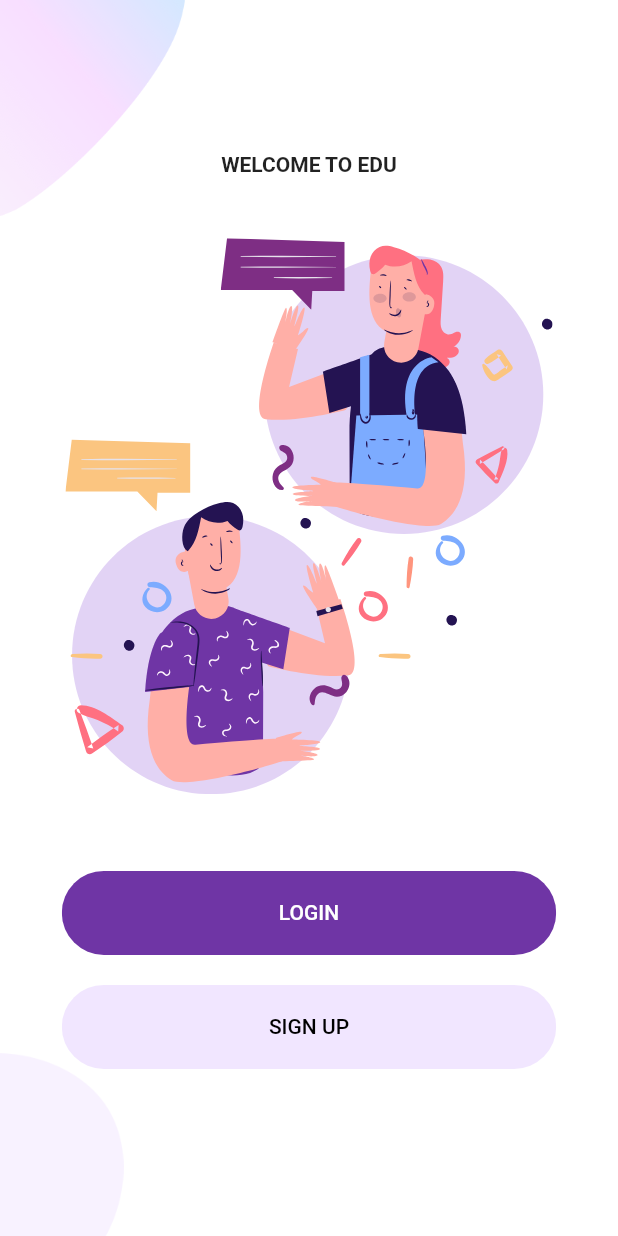
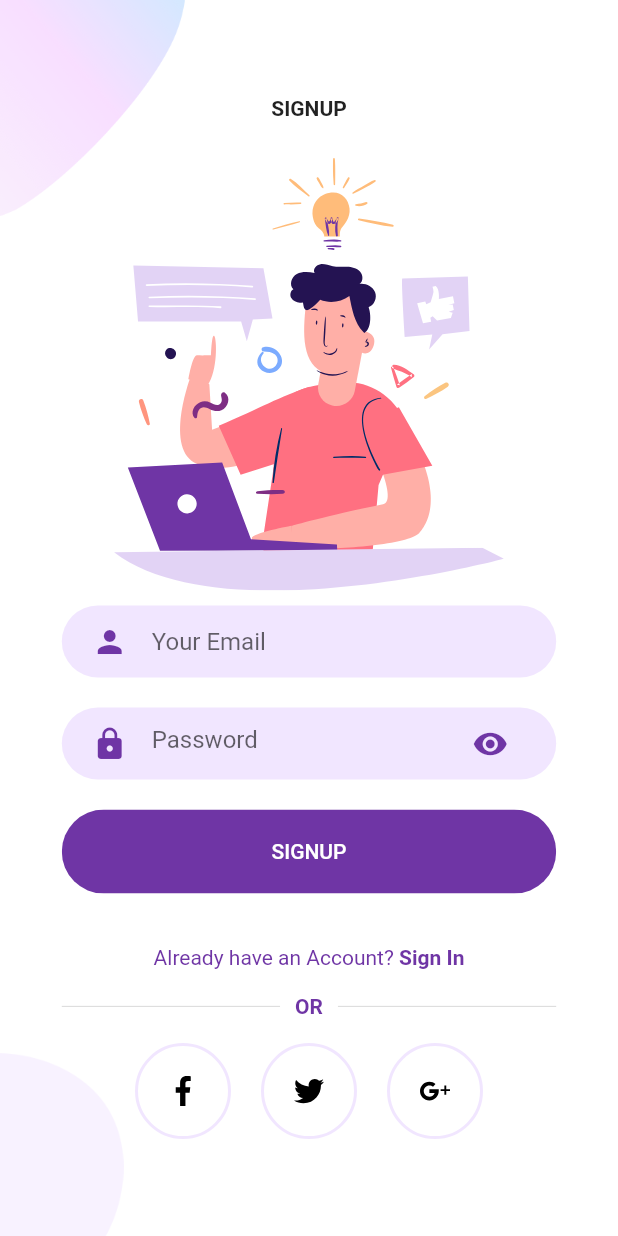
Before and after one commit to devpedrohro/FlutterPurpleLoginUI, a Flutter app: the screen it shows after launch, after a tap on "SIGN UP", on a phone screen of 412 x 824 dp. Run offline on Flutter 3.47's test engine with Material 2 defaults, Android fonts, the phone set to English and light mode, and no system bars; our stand-ins replace flutter_svg.

Commit message:
Finished SignUp Screen

```diff
--- a/lib/components/already_have_an_account_acheck.dart
+++ b/lib/components/already_have_an_account_acheck.dart
@@ -13,7 +13,7 @@ class AlreadyHaveAnAccountCheck extends StatelessWidget {
       mainAxisAlignment: MainAxisAlignment.center,
       children: [
         Text(
-          login ? "Don't have an Account ?" : "Already have an Account ?",
+          login ? "Don't have an Account? " : "Already have an Account? ",
           style: TextStyle(color: kPrimaryColor),
         ),
         GestureDetector(
--- a/lib/components/text_field_container.dart
+++ b/lib/components/text_field_container.dart
@@ -14,7 +14,7 @@ class TextFieldContainer extends StatelessWidget {
       padding: EdgeInsets.symmetric(horizontal: 20),
       width: size.width * 0.8,
       decoration: BoxDecoration(
-          color: kPrimaryColor, borderRadius: BorderRadius.circular(29)),
+          color: kPrimaryLightColor, borderRadius: BorderRadius.circular(29)),
       child: child,
     );
   }
--- /dev/null
+++ b/lib/screens/signup/components/background.dart
@@ -0,0 +1,36 @@
+import 'package:flutter/material.dart';
+
+class Background extends StatelessWidget {
+  final Widget child;
+
+  const Background({Key key, @required this.child}) : super(key: key);
+
+  @override
+  Widget build(BuildContext context) {
+    Size size = MediaQuery.of(context).size;
+    return Container(
+      height: size.height,
+      width: double.infinity,
+      child: Stack(
+        alignment: Alignment.center,
+        children: [
+          Positioned(
+              top: 0,
+              left: 0,
+              child: Image.asset(
+                "assets/images/signup_top.png",
+                width: size.width * 0.35,
+              )),
+          Positioned(
+              bottom: 0,
+              left: 0,
+              child: Image.asset(
+                "assets/images/main_bottom.png",
+                width: size.width * 0.25,
+              )),
+          child
+        ],
+      ),
+    );
+  }
+}
--- /dev/null
+++ b/lib/screens/signup/components/body.dart
@@ -0,0 +1,72 @@
+import 'package:flutter/material.dart';
+import 'package:flutter_svg/svg.dart';
+import 'package:login_ui/components/already_have_an_account_acheck.dart';
+import 'package:login_ui/components/rounded_button.dart';
+import 'package:login_ui/components/rounded_input_field.dart';
+import 'package:login_ui/components/rounded_password_field.dart';
+import 'package:login_ui/screens/signup/components/or_divider.dart';
+import 'package:login_ui/screens/signup/components/social_icon.dart';
+import 'package:login_ui/screens/welcome/components/background.dart';
+
+class Body extends StatelessWidget {
+  @override
+  Widget build(BuildContext context) {
+    Size size = MediaQuery.of(context).size;
+    return Background(
+      child: SingleChildScrollView(
+        child: Column(
+          mainAxisAlignment: MainAxisAlignment.center,
+          children: [
+            Text(
+              "SIGNUP",
+              style: TextStyle(fontWeight: FontWeight.bold),
+            ),
+            SizedBox(
+              height: size.height * 0.03,
+            ),
+            SvgPicture.asset(
+              "assets/icons/signup.svg",
+              height: size.height * 0.35,
+            ),
+            RoundedInputField(
+              hintText: "Your Email",
+              onChanged: (value) {},
+            ),
+            RoundedPasswordField(
+              onChaged: (value) {},
+            ),
+            RoundedButton(
+              text: "SIGNUP",
+              press: () {},
+            ),
+            SizedBox(
+              height: size.height * 0.03,
+            ),
+            AlreadyHaveAnAccountCheck(
+              login: false,
+              press: () {},
+            ),
+            OrDivider(),
+            Row(
+              mainAxisAlignment: MainAxisAlignment.center,
+              children: [
+                SocialIcon(
+                  iconSrc: "assets/icons/facebook.svg",
+                  press: () {},
+                ),
+                SocialIcon(
+                  iconSrc: "assets/icons/twitter.svg",
+                  press: () {},
+                ),
+                SocialIcon(
+                  iconSrc: "assets/icons/google-plus.svg",
+                  press: () {},
+                ),
+              ],
+            ),
+          ],
+        ),
+      ),
+    );
+  }
+}
--- /dev/null
+++ b/lib/screens/signup/components/or_divider.dart
@@ -0,0 +1,35 @@
+import 'package:flutter/material.dart';
+import 'package:login_ui/constans.dart';
+
+class OrDivider extends StatelessWidget {
+  @override
+  Widget build(BuildContext context) {
+    Size size = MediaQuery.of(context).size;
+    return Container(
+      margin: EdgeInsets.symmetric(vertical: size.height * 0.02),
+      width: size.width * 0.8,
+      child: Row(
+        children: [
+          buildDivider(),
+          Padding(
+            padding: const EdgeInsets.symmetric(horizontal: 10),
+            child: Text(
+              "OR",
+              style:
+                  TextStyle(color: kPrimaryColor, fontWeight: FontWeight.w600),
+            ),
+          ),
+          buildDivider()
+        ],
+      ),
+    );
+  }
+
+  Expanded buildDivider() {
+    return Expanded(
+        child: Divider(
+      color: Color(0xFFD9D9D9),
+      height: 1.5,
+    ));
+  }
+}
--- /dev/null
+++ b/lib/screens/signup/components/social_icon.dart
@@ -0,0 +1,29 @@
+import 'package:flutter/material.dart';
+import 'package:flutter_svg/svg.dart';
+import 'package:login_ui/constans.dart';
+
+class SocialIcon extends StatelessWidget {
+  final String iconSrc;
+  final Function press;
+
+  const SocialIcon({Key key, this.iconSrc, this.press}) : super(key: key);
+
+  @override
+  Widget build(BuildContext context) {
+    return GestureDetector(
+      onTap: press,
+      child: Container(
+        margin: EdgeInsets.symmetric(horizontal: 10),
+        padding: EdgeInsets.all(20),
+        decoration: BoxDecoration(
+            border: Border.all(width: 2, color: kPrimaryLightColor),
+            shape: BoxShape.circle),
+        child: SvgPicture.asset(
+          iconSrc,
+          height: 20,
+          width: 20,
+        ),
+      ),
+    );
+  }
+}
--- /dev/null
+++ b/lib/screens/signup/signup_screen.dart
@@ -0,0 +1,11 @@
+import 'package:flutter/material.dart';
+import 'package:login_ui/screens/signup/components/body.dart';
+
+class SignUpScreen extends StatelessWidget {
+  @override
+  Widget build(BuildContext context) {
+    return Scaffold(
+      body: Body(),
+    );
+  }
+}
--- a/lib/screens/welcome/components/body.dart
+++ b/lib/screens/welcome/components/body.dart
@@ -2,6 +2,7 @@ import 'package:flutter/material.dart';
 import 'package:flutter_svg/svg.dart';
 import 'package:login_ui/components/rounded_button.dart';
 import 'package:login_ui/constans.dart';
+import 'package:login_ui/screens/signup/signup_screen.dart';
 import 'package:login_ui/screens/welcome/components/background.dart';
 
 class Body extends StatelessWidget {
@@ -35,7 +36,11 @@ class Body extends StatelessWidget {
               text: "SIGN UP",
               color: kPrimaryLightColor,
               textColor: Colors.black,
-              press: () {},
+              press: () {
+                Navigator.push(context, MaterialPageRoute(builder: (context) {
+                  return SignUpScreen();
+                }));
+              },
             )
           ],
         ),
```
